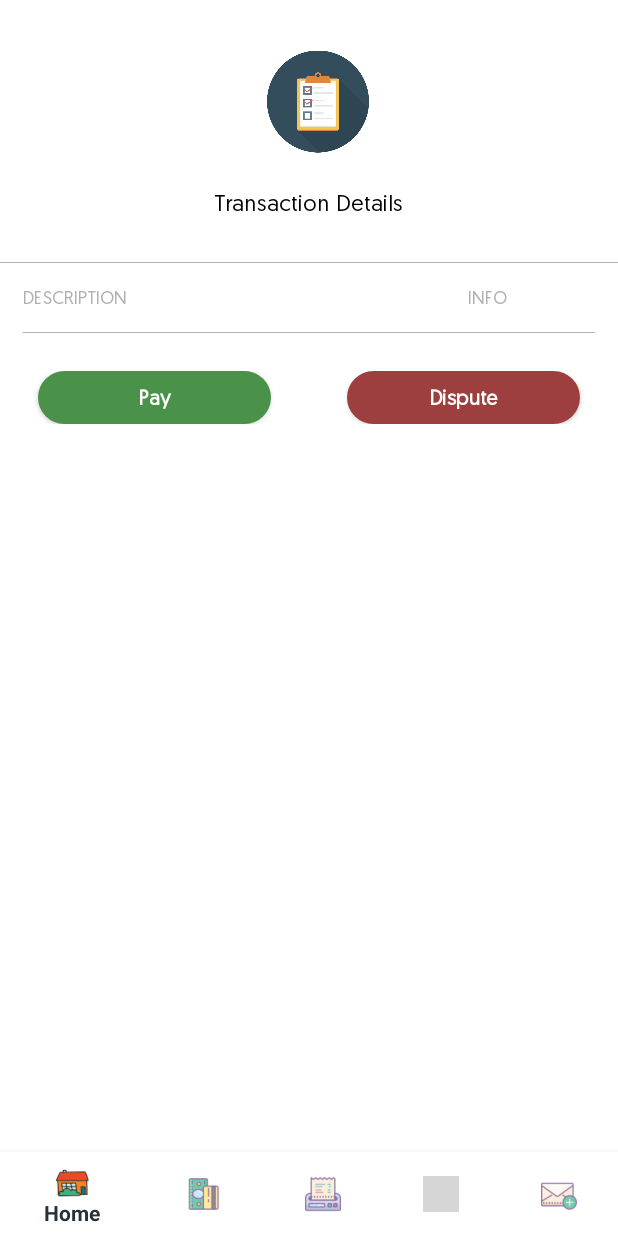
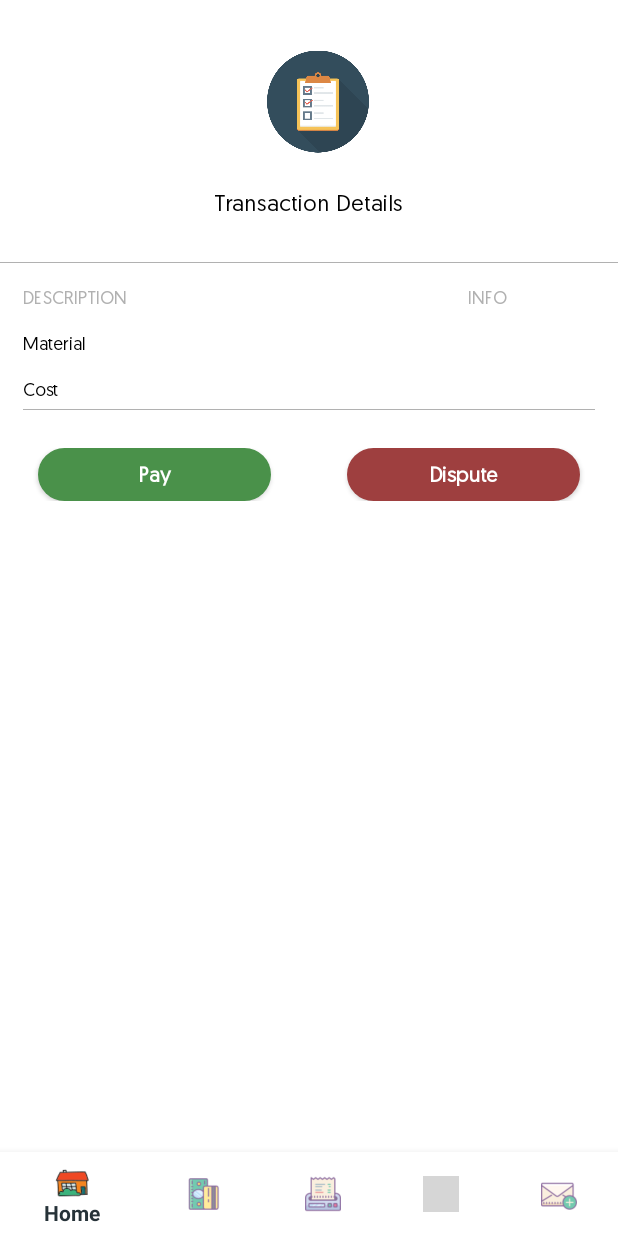
Before and after one commit to Kip-kip/NeweKaratasi, an Android app: the TransactionItem_Activity screen opened directly, with no data from a screen before it, on a phone screen of 412 x 824 dp. Run offline under Robolectric (Android 15) with nearby library versions, the phone set to English and light mode, and no system bars; 1 statement that could not run was skipped; grey boxes are pictures that could not be loaded.

Commit message:
Every little thing is gonna be alright

```diff
--- a/app/src/main/java/com/ekaratasi/activities/TransactionItem_Activity.java
+++ b/app/src/main/java/com/ekaratasi/activities/TransactionItem_Activity.java
@@ -10,30 +10,13 @@ import android.support.v7.app.AppCompatActivity;
 import android.support.v7.widget.LinearLayoutManager;
 import android.support.v7.widget.RecyclerView;
 import android.view.MenuItem;
-import android.view.View;
-import android.view.WindowManager;
 import android.widget.TextView;
 
-import com.android.volley.Request;
-import com.android.volley.RequestQueue;
-import com.android.volley.Response;
-import com.android.volley.VolleyError;
-import com.android.volley.toolbox.StringRequest;
-import com.android.volley.toolbox.Volley;
 import com.ekaratasi.R;
-import com.ekaratasi.activities.InvoiceItem_Activity;
-import com.ekaratasi.adapter.MainAdapter;
 import com.ekaratasi.model.ListItem;
 
-import org.json.JSONArray;
-import org.json.JSONException;
-import org.json.JSONObject;
-
-import java.util.ArrayList;
-import java.util.List;
-
 public class TransactionItem_Activity extends AppCompatActivity {
-
+    TextView material,cost;
     private BottomNavigationView.OnNavigationItemSelectedListener mOnNavigationItemSelectedListener
             = new BottomNavigationView.OnNavigationItemSelectedListener() {
 
@@ -76,7 +59,20 @@ public class TransactionItem_Activity extends AppCompatActivity {
 
         navigation.setItemIconTintList(null);
 
+        ListItem listItem = (ListItem) getIntent().getExtras().getSerializable("DETAIL");
 
+        if (listItem != null) {
+           material = (TextView) findViewById(R.id.material);
+            cost = (TextView) findViewById(R.id.cost);
+
+
+           cost.setText(listItem.getPrice());
+            material.setText(listItem.getName());
+
+
+
+
+        }
 
     }
 
--- a/app/src/main/java/com/ekaratasi/activities/Transactions_Activity.java
+++ b/app/src/main/java/com/ekaratasi/activities/Transactions_Activity.java
@@ -24,6 +24,7 @@ import com.android.volley.toolbox.Volley;
 import com.ekaratasi.R;
 import com.ekaratasi.activities.InvoiceItem_Activity;
 import com.ekaratasi.adapter.MainAdapter;
+import com.ekaratasi.adapter.TransactionsAdapter;
 import com.ekaratasi.model.ListItem;
 
 import org.json.JSONArray;
@@ -137,7 +138,7 @@ public class Transactions_Activity extends AppCompatActivity {
 
                             }
 
-                            adapter=new MainAdapter(listItems,getApplicationContext());
+                            adapter=new TransactionsAdapter(listItems,getApplicationContext());
                             recyclerView.setAdapter(adapter);
 
 
--- a/app/src/main/res/drawable/ic_arrow_back.xml
+++ b/app/src/main/res/drawable/ic_arrow_back.xml
@@ -4,6 +4,6 @@
         android:viewportWidth="24.0"
         android:viewportHeight="24.0">
     <path
-        android:fillColor="#FFFFFFFF"
+        android:fillColor="#263238"
         android:pathData="M20,11H7.83l5.59,-5.59L12,4l-8,8 8,8 1.41,-1.41L7.83,13H20v-2z"/>
 </vector>
--- a/app/src/main/res/layout/activity_transaction_item.xml
+++ b/app/src/main/res/layout/activity_transaction_item.xml
@@ -77,12 +77,66 @@
                 android:textColor="#b1b1b1"/>
 
         </LinearLayout>
-        <android.support.v7.widget.RecyclerView
+
+        <LinearLayout
             android:layout_width="match_parent"
             android:layout_height="wrap_content"
-            android:id="@+id/recyclerview"
-            android:layout_marginTop="10dp">
-        </android.support.v7.widget.RecyclerView>
+            android:orientation="horizontal"
+            android:layout_marginLeft="15dp"
+            android:layout_marginRight="15dp"
+            android:layout_marginTop="15dp">
+            <TextView
+                android:layout_width="wrap_content"
+                android:layout_height="wrap_content"
+                android:textSize="12dp"
+                android:layout_weight="1"
+                android:fontFamily="@font/geomanist_regular"
+                android:text="Material"
+                android:textColor="#000"/>
+            <TextView
+                android:layout_width="wrap_content"
+                android:layout_height="wrap_content"
+                android:textSize="12dp"
+                android:id="@+id/material"
+                android:layout_weight="1"
+                android:fontFamily="@font/geomanist_regular"
+                android:gravity="center"
+                android:text=""
+                android:layout_marginLeft="50dp"
+                android:textColor="#000"/>
+
+        </LinearLayout>
+
+        <LinearLayout
+            android:layout_width="match_parent"
+            android:layout_height="wrap_content"
+            android:orientation="horizontal"
+            android:layout_marginLeft="15dp"
+            android:layout_marginRight="15dp"
+            android:layout_marginTop="15dp">
+            <TextView
+                android:layout_width="wrap_content"
+                android:layout_height="wrap_content"
+                android:textSize="12dp"
+                android:layout_weight="1"
+                android:fontFamily="@font/geomanist_regular"
+                android:text="Cost"
+                android:textColor="#000"/>
+            <TextView
+                android:layout_width="wrap_content"
+                android:layout_height="wrap_content"
+                android:textSize="12dp"
+                android:id="@+id/cost"
+                android:layout_weight="1"
+                android:fontFamily="@font/geomanist_regular"
+                android:gravity="center"
+                android:text=""
+                android:layout_marginLeft="50dp"
+                android:textColor="#000"/>
+
+        </LinearLayout>
+
+
         <View
             android:layout_width="match_parent"
             android:layout_height="0.7dp"
--- a/app/src/main/res/layout/app_toolbar.xml
+++ b/app/src/main/res/layout/app_toolbar.xml
@@ -11,7 +11,7 @@
   xmlns:android="http://schemas.android.com/apk/res/android"
     xmlns:app="http://schemas.android.com/apk/res-auto">
     <TextView android:textSize="17.0sp"
-        android:textColor="#ffffffff"
+        android:textColor="#000"
         android:fontFamily="@font/geomanist_regular"
         android:text="Manage Balance"
         android:layout_gravity="center"
```
Also changed, not shown: app/src/main/java/com/ekaratasi/adapter/MainAdapter.java (+18 -0 lines), app/src/main/java/com/ekaratasi/adapter/TransactionsAdapter.java (added, +94 -0 lines), app/src/main/res/layout/activity_transactions.xml (+60 -10 lines), app/src/main/res/layout/list_item.xml (+35 -19 lines), 1 other file.
